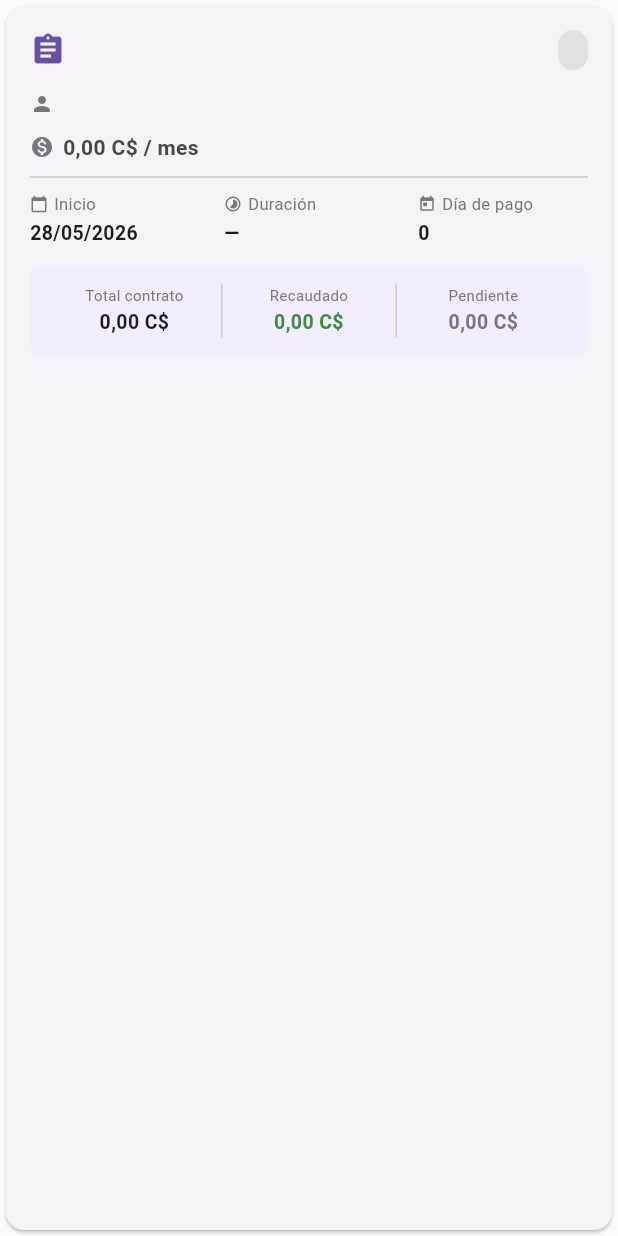
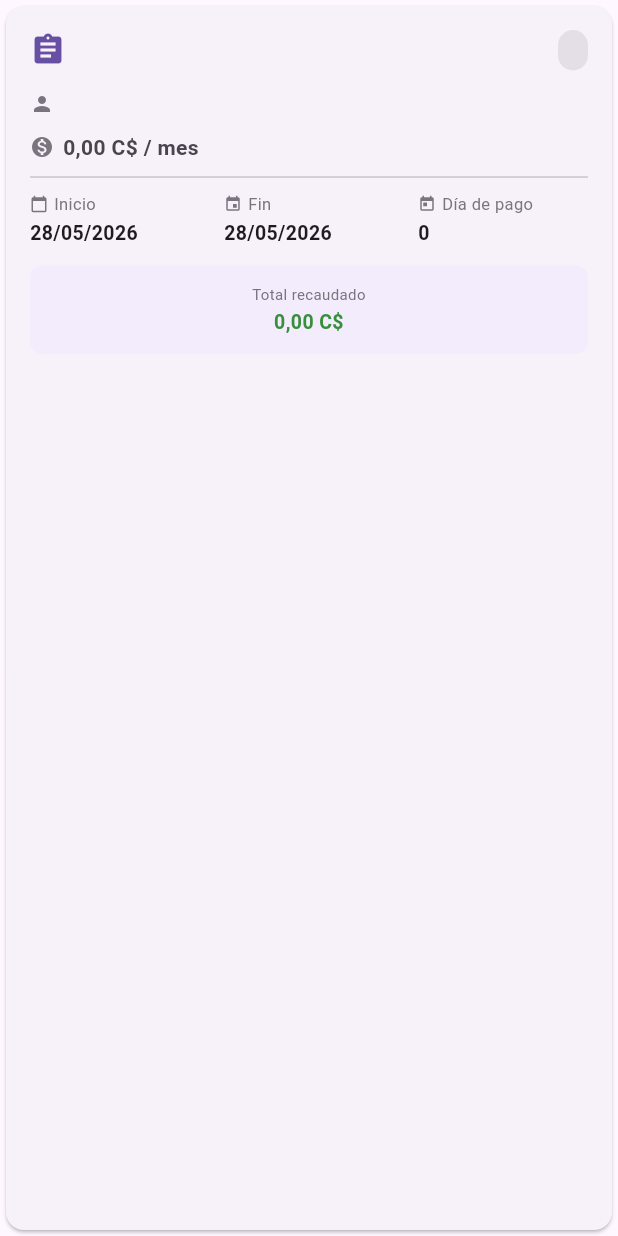
Before and after one commit to rubenmaltez/Template-TT, a Flutter app: the _ContratoHeader widget shown alone on an empty page, opened directly with empty values, on a phone screen of 412 x 824 dp. Run offline on Flutter 3.47's test engine with Material 3 defaults, Android fonts, the phone set to English and light mode, and no system bars; our stand-ins replace flutter_map, flutter_riverpod, geolocator, go_router, image_picker, latlong2 and 6 more; missing offline and left inert: esc_pos_utils_plus, powersync, print_bluetooth_thermal; accounts and stored records are empty.

Commit message:
fix: resumen contrato real + cargo manual por contrato + tilde visita
Resumen del contrato (contrato_detail_screen):
- Restaurada Fecha Fin como chip (estaba sólo Duración antes)
- Duración movida abajo del resumen como label en el header
- Total contrato = precio_mensual × meses (definido al crear), NO
  suma de cuotas. Los cargos manuales no inflan el total ya.
- Recaudado = SUM(pagos.monto_cordobas) NO anulados del contrato
  (vía join cuotas.contrato_id). Incluye pagos a cargos manuales.
- Pendiente = Total - Recaudado (clamped a 0)
- Indefinido: muestra solo Total recaudado
- Nuevo stream _resumenStream con SUM agregada server-side

Cuotas manuales (cuotas_admin_screen):
- Dialog "Nueva cuota manual" ahora tiene selector de contrato
- Auto-select si el cliente tiene 1 solo contrato activo
- Warning si el cliente no tiene contratos activos
- INSERT denormaliza cobrador_id desde clientes (los triggers
  Postgres no corren en SQLite local)

Visita (cliente_detail_screen):
- Fix bug "Mañana": pasar visita.fecha.toLocal() a fechaRelativa
  (antes pasaba UTC contra DateTime.now() local)

https://claude.ai/code/session_01AdWjYoFwGVADZKXDoyCAnU

```diff
--- a/lib/features/clientes/cliente_detail_screen.dart
+++ b/lib/features/clientes/cliente_detail_screen.dart
@@ -758,7 +758,7 @@ class _VisitaTile extends StatelessWidget {
         crossAxisAlignment: CrossAxisAlignment.start,
         children: [
           Text(
-            '${Fmt.fechaCorta(visita.fecha.toLocal())} · ${Fmt.fechaRelativa(visita.fecha)}',
+            '${Fmt.fechaCorta(visita.fecha.toLocal())} · ${Fmt.fechaRelativa(visita.fecha.toLocal())}',
             style: TextStyle(color: scheme.outline, fontSize: 11),
           ),
           if (hasNotas) ...[
--- a/lib/features/contratos/contrato_detail_screen.dart
+++ b/lib/features/contratos/contrato_detail_screen.dart
@@ -28,6 +28,9 @@ class _ContratoDetailScreenState extends ConsumerState<ContratoDetailScreen> {
   late Stream<List<Map<String, dynamic>>> _contratoStream;
   late Stream<List<Map<String, dynamic>>> _cuotasStream;
   late Stream<List<Map<String, dynamic>>> _pagosStream;
+  // Stream para el resumen — agrega SUM de todos los pagos NO anulados del
+  // contrato (incluye pagos a cuotas regulares Y a cargos manuales).
+  late Stream<List<Map<String, dynamic>>> _resumenStream;
 
   // --- multi-select ---
   final Set<String> _selected = {};
@@ -39,6 +42,7 @@ class _ContratoDetailScreenState extends ConsumerState<ContratoDetailScreen> {
     _contratoStream = _buildContratoStream();
     _cuotasStream = _buildCuotasStream();
     _pagosStream = _buildPagosStream();
+    _resumenStream = _buildResumenStream();
   }
 
   @override
@@ -49,6 +53,7 @@ class _ContratoDetailScreenState extends ConsumerState<ContratoDetailScreen> {
         _contratoStream = _buildContratoStream();
         _cuotasStream = _buildCuotasStream();
         _pagosStream = _buildPagosStream();
+        _resumenStream = _buildResumenStream();
         _selected.clear();
       });
     }
@@ -96,6 +101,21 @@ class _ContratoDetailScreenState extends ConsumerState<ContratoDetailScreen> {
        WHERE cu.contrato_id = ?
        ORDER BY pa.fecha_pago DESC
        LIMIT 20
+      ''',
+      parameters: [widget.contratoId],
+    ).asBroadcastStream();
+  }
+
+  // Resumen: SUM(monto_pagado) de pagos NO anulados del contrato.
+  // Incluye pagos a cuotas regulares Y a cargos manuales del mismo contrato.
+  Stream<List<Map<String, dynamic>>> _buildResumenStream() {
+    return ps.db.watch(
+      '''
+      SELECT COALESCE(SUM(pa.monto_cordobas), 0) AS recaudado
+        FROM pagos pa
+        JOIN cuotas cu ON cu.id = pa.cuota_id
+       WHERE cu.contrato_id = ?
+         AND pa.anulado = 0
       ''',
       parameters: [widget.contratoId],
     ).asBroadcastStream();
@@ -196,7 +216,7 @@ class _ContratoDetailScreenState extends ConsumerState<ContratoDetailScreen> {
                     contrato: contrato,
                     esAdmin: esAdmin,
                     onEstadoChanged: esAdmin ? _cambiarEstado : null,
-                    cuotasStream: _cuotasStream,
+                    resumenStream: _resumenStream,
                   ),
                   const SizedBox(height: 24),
                   _CuotasSection(
@@ -295,12 +315,12 @@ class _ContratoHeader extends StatelessWidget {
   const _ContratoHeader({
     required this.contrato,
     required this.esAdmin,
-    required this.cuotasStream,
+    required this.resumenStream,
     this.onEstadoChanged,
   });
   final Map<String, dynamic> contrato;
   final bool esAdmin;
-  final Stream<List<Map<String, dynamic>>> cuotasStream;
+  final Stream<List<Map<String, dynamic>>> resumenStream;
   final ValueChanged<String>? onEstadoChanged;
 
   @override
@@ -421,7 +441,7 @@ class _ContratoHeader extends StatelessWidget {
               ],
             ),
             const Divider(height: 20),
-            // Detalle inferior
+            // Detalle inferior — fila 1: fechas + día pago
             Row(
               children: [
                 _DetailChip(
@@ -431,9 +451,9 @@ class _ContratoHeader extends StatelessWidget {
                 ),
                 const SizedBox(width: 16),
                 _DetailChip(
-                  icon: Icons.timelapse,
-                  label: 'Duración',
-                  value: _duracionLabel(fechaInicio, fechaFin),
+                  icon: Icons.event,
+                  label: 'Fin',
+                  value: fechaFin != null ? Fmt.fechaCorta(fechaFin) : 'Indefinido',
                 ),
                 const SizedBox(width: 16),
                 _DetailChip(
@@ -444,9 +464,14 @@ class _ContratoHeader extends StatelessWidget {
               ],
             ),
             const SizedBox(height: 12),
-            // Resumen financiero del contrato — se computa desde cuotas.
+            // Resumen financiero del contrato.
+            // Total = precio_mensual × meses (lo definido al crear).
+            // Recaudado = SUM(pagos no anulados) del contrato.
+            // Pendiente = Total - Recaudado.
             _ContratoResumen(
-              cuotasStream: cuotasStream,
+              resumenStream: resumenStream,
+              precioMensual: precio,
+              fechaInicio: fechaInicio,
               fechaFin: fechaFin,
             ),
           ],
@@ -473,32 +498,42 @@ class _ContratoHeader extends StatelessWidget {
 
 class _ContratoResumen extends StatelessWidget {
   const _ContratoResumen({
-    required this.cuotasStream,
+    required this.resumenStream,
+    required this.precioMensual,
+    required this.fechaInicio,
     required this.fechaFin,
   });
-  final Stream<List<Map<String, dynamic>>> cuotasStream;
+  final Stream<List<Map<String, dynamic>>> resumenStream;
+  final double precioMensual;
+  final DateTime fechaInicio;
   final DateTime? fechaFin;
+
+  /// Total contrato = precio_mensual × meses (definido al crear).
+  /// Para contratos indefinidos retorna null.
+  double? _calcularTotalContrato() {
+    if (fechaFin == null) return null;
+    final meses = (fechaFin!.year - fechaInicio.year) * 12 +
+        (fechaFin!.month - fechaInicio.month);
+    if (meses <= 0) return null;
+    return precioMensual * meses;
+  }
 
   @override
   Widget build(BuildContext context) {
     final scheme = Theme.of(context).colorScheme;
+    final totalContrato = _calcularTotalContrato();
+    final esIndefinido = totalContrato == null;
     return StreamBuilder<List<Map<String, dynamic>>>(
-      stream: cuotasStream,
+      stream: resumenStream,
       initialData: const [],
       builder: (context, snap) {
         if (snap.hasError) return const SizedBox.shrink();
         final rows = snap.data!;
-        // Calcular totales (excluyendo anuladas para no inflar el total).
-        double totalContrato = 0;
-        double recaudado = 0;
-        for (final r in rows) {
-          final estado = r['estado'] as String? ?? 'pendiente';
-          if (estado == 'anulada') continue;
-          totalContrato += (r['monto'] as num? ?? 0).toDouble();
-          recaudado += (r['monto_pagado'] as num? ?? 0).toDouble();
-        }
-        final pendiente = totalContrato - recaudado;
-        final esIndefinido = fechaFin == null;
+        final recaudado = rows.isEmpty
+            ? 0.0
+            : ((rows.first['recaudado'] as num?) ?? 0).toDouble();
+        final pendiente =
+            esIndefinido ? 0.0 : (totalContrato - recaudado).clamp(0, double.infinity).toDouble();
 
         return Container(
           padding: const EdgeInsets.all(12),
@@ -508,7 +543,6 @@ class _ContratoResumen extends StatelessWidget {
           ),
           child: Row(
             children: [
-              // Indefinido: solo Recaudado. Fijo: Total + Recaudado + Pendiente.
               if (esIndefinido) ...[
                 Expanded(
                   child: _ResumenItem(
```
Also changed, not shown: lib/features/admin/cuotas/cuotas_admin_screen.dart (+125 -3 lines).
